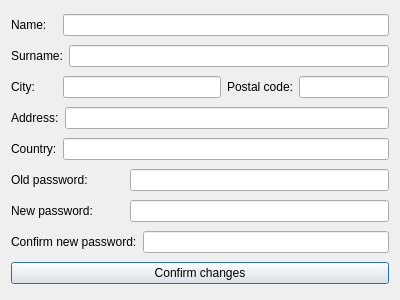
The window that edituserwindow.ui (szymon27/xkomx) describes before a commit, drawn with Qt 5.
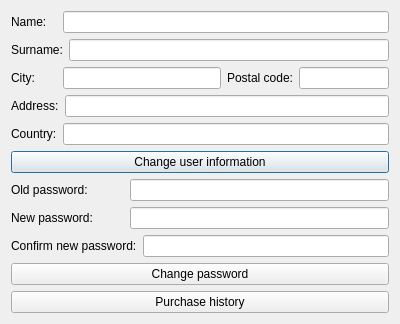
The same window after the commit.

Commit message: Orders history

What changed in the file:
```diff
--- a/edituserwindow.ui
+++ b/edituserwindow.ui
@@ -125,6 +125,13 @@
      </item>
     </layout>
    </item>
+   <item>
+    <widget class="QPushButton" name="btnChangeInfo">
+     <property name="text">
+      <string>Change user information</string>
+     </property>
+    </widget>
+   </item>
    <item>
     <layout class="QHBoxLayout" name="horizontalLayout_8">
      <item>
@@ -194,7 +201,14 @@
    <item>
     <widget class="QPushButton" name="btnConfirm">
      <property name="text">
-      <string>Confirm changes</string>
+      <string>Change password</string>
+     </property>
+    </widget>
+   </item>
+   <item>
+    <widget class="QPushButton" name="pushButton">
+     <property name="text">
+      <string>Purchase history</string>
      </property>
     </widget>
    </item>
```
Left out of the diff: 2 changed lines with no effect on the pictures. The commit also changes 30 other files.
